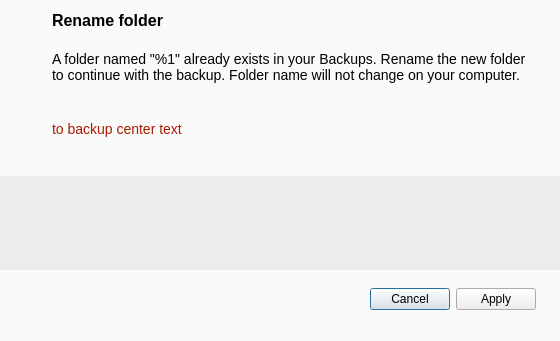
Before: the Qt Designer form src/MEGASync/syncs/gui/Backups/win/BackupNameConflictDialog.ui in meganz/MEGAsync, drawn with Qt 5.
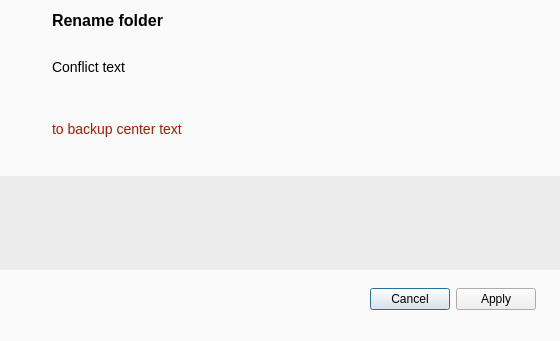
After: the same form once the commit is applied. Icons and pictures are not drawn.

Diff of the .ui file:
```diff
--- a/src/MEGASync/syncs/gui/Backups/win/BackupNameConflictDialog.ui
+++ b/src/MEGASync/syncs/gui/Backups/win/BackupNameConflictDialog.ui
@@ -10,6 +10,12 @@
     <height>341</height>
    </rect>
   </property>
+  <property name="minimumSize">
+   <size>
+    <width>550</width>
+    <height>0</height>
+   </size>
+  </property>
   <property name="styleSheet">
    <string notr="true">QDialog
 {
@@ -96,7 +102,7 @@
 }</string>
        </property>
        <property name="text">
-        <string>A folder named &quot;%1&quot; already exists in your Backups. Rename the new folder to continue with the backup. Folder name will not change on your computer.</string>
+        <string notr="true">Conflict text</string>
        </property>
        <property name="wordWrap">
         <bool>true</bool>
```
Left out of the diff: 22 changed lines with no effect on the pictures.
